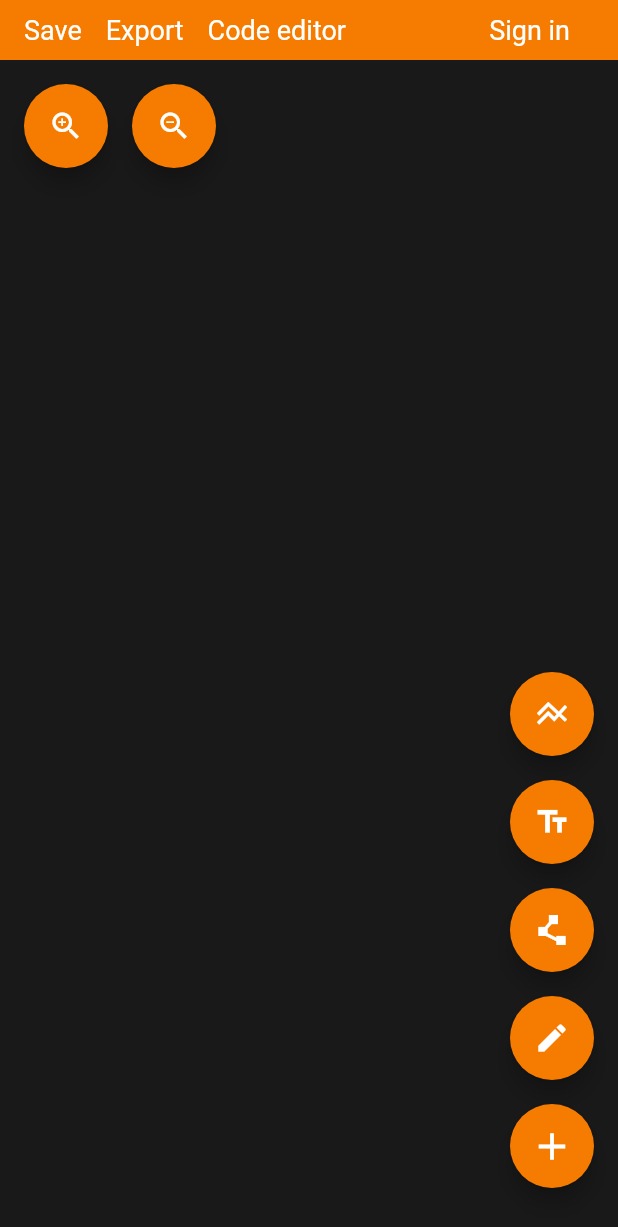
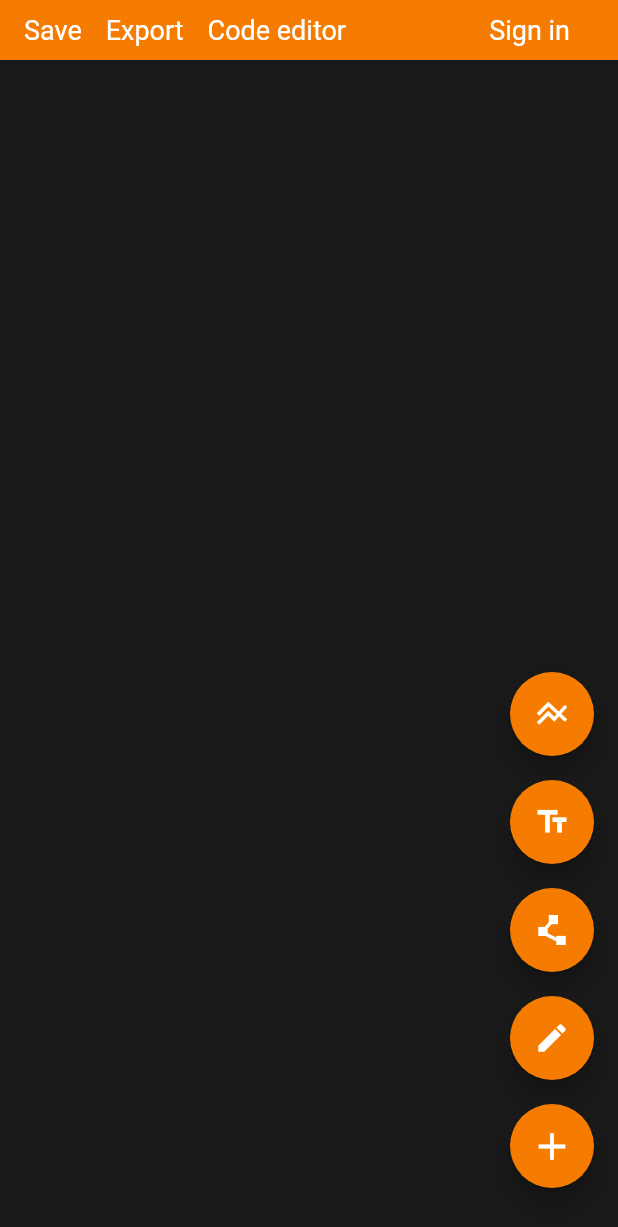
Before and after one commit to noctisbeta/database_diagrams_dartstack, a Flutter app: the screen it shows after launch, on a phone screen of 412 x 824 dp. Shown: the top 1227 px of the screen. Run offline on Flutter 3.47's test engine with Material 2 defaults, Android fonts, the phone set to English and light mode, and no system bars; our stand-ins replace firebase_auth, firebase_core, flutter_hooks, hooks_riverpod, sign_in_button; missing offline and left inert: perfect_freehand; accounts and stored records are empty; statements that could not run were skipped.

Commit message:
removed zoom buttons

```diff
--- a/lib/main/editor_view.dart
+++ b/lib/main/editor_view.dart
@@ -7,8 +7,6 @@ import 'package:database_diagrams/main/mode.dart';
 import 'package:database_diagrams/main/mode_controller.dart';
 import 'package:database_diagrams/main/size_slider.dart';
 import 'package:database_diagrams/main/undo_redo_buttonds.dart';
-import 'package:database_diagrams/main/zoom_buttons.dart';
-import 'package:database_diagrams/main/zoom_controller.dart';
 import 'package:database_diagrams/polyline/polyline_painter_container.dart';
 import 'package:database_diagrams/smartline/smartline_painter_container.dart';
 import 'package:database_diagrams/text_tool/components/my_text_painter_container.dart';
@@ -27,8 +25,6 @@ class EditorView extends HookConsumerWidget {
   Widget build(BuildContext context, WidgetRef ref) {
     final mode = ref.watch(ModeController.provider);
 
-    // TODO(Janez): Lift to controller.
-
     final focusStack = useState<List<Widget>>(
       [
         const DrawingPainterContainer(),
@@ -42,11 +38,10 @@ class EditorView extends HookConsumerWidget {
       List.generate(focusStack.value.length, (index) => index),
     );
 
-    final transformController = useTransformationController();
+    final transformationController = useTransformationController();
     final screenSize = MediaQuery.of(context).size;
 
-    ref
-      ..listen(
+    ref.listen(
       ModeController.provider,
       (previous, next) {
         switch (next) {
@@ -66,35 +61,11 @@ class EditorView extends HookConsumerWidget {
             break;
         }
       },
-      )
-      ..listen(
-        ZoomController.provider,
-        (previous, next) {
-          // transformController.value = transformController.value..scale(next, next);
-
-          // transformController.value = Matrix4.identity()..scale(next);
-          // transformController.value.scaled(
-          //   next,
-          //   next,
-          // );
-
-          // transformController.value = transformController.value..scale(next);
-          // transformController.value.scale(next);
-          // transformController.value = Matrix4.identity()..scale(next);
-          // transformController.value = transformController.value
-          //   ..scale(
-          //     next * transformController.value.getMaxScaleOnAxis(),
-          //     next * transformController.value.getMaxScaleOnAxis(),
-          //     next * transformController.value.getMaxScaleOnAxis(),
-          //   );
-          // s
-          // TODO(Janez): fix zooming.
-        },
     );
 
     useEffect(
       () {
-        transformController.value.setTranslation(
+        transformationController.value.setTranslation(
           Vector3(
             -CanvasController.width / 2 + screenSize.width / 2,
             -CanvasController.height / 2 + screenSize.height / 2,
@@ -102,7 +73,7 @@ class EditorView extends HookConsumerWidget {
           ),
         );
 
-        return transformController.dispose;
+        return transformationController.dispose;
       },
       const [],
     );
@@ -119,7 +90,7 @@ class EditorView extends HookConsumerWidget {
           alignment: Alignment.center,
           children: [
             InteractiveViewer.builder(
-              transformationController: transformController,
+              transformationController: transformationController,
               boundaryMargin: const EdgeInsets.all(10000),
               minScale: 0.01,
               maxScale: 10,
@@ -178,11 +149,6 @@ class EditorView extends HookConsumerWidget {
               },
             ),
             const Positioned(
-              top: 16,
-              left: 16,
-              child: ZoomButtons(),
-            ),
-            const Positioned(
               right: 16,
               bottom: 32,
               child: EditorButtons(),
--- a/lib/main/zoom_buttons.dart
+++ /dev/null
@@ -1,40 +0,0 @@
-import 'package:database_diagrams/main/zoom_controller.dart';
-import 'package:flutter/material.dart';
-import 'package:hooks_riverpod/hooks_riverpod.dart';
-
-/// Editor buttons.
-class ZoomButtons extends HookConsumerWidget {
-  /// Default constructor.
-  const ZoomButtons({
-    super.key,
-  });
-
-  @override
-  Widget build(BuildContext context, WidgetRef ref) {
-    final zoomController = ref.watch(ZoomController.provider.notifier);
-
-    return Row(
-      children: [
-        FloatingActionButton(
-          backgroundColor: Colors.orange.shade700,
-          hoverColor: Colors.orange.shade800,
-          onPressed: zoomController.zoomIn,
-          child: const Icon(
-            Icons.zoom_in,
-          ),
-        ),
-        const SizedBox(
-          width: 16,
-        ),
-        FloatingActionButton(
-          backgroundColor: Colors.orange.shade700,
-          hoverColor: Colors.orange.shade800,
-          onPressed: zoomController.zoomOut,
-          child: const Icon(
-            Icons.zoom_out,
-          ),
-        ),
-      ],
-    );
-  }
-}
--- a/lib/main/zoom_controller.dart
+++ /dev/null
@@ -1,26 +0,0 @@
-import 'package:flutter/cupertino.dart';
-import 'package:hooks_riverpod/hooks_riverpod.dart';
-
-/// Zoom controller.
-class ZoomController extends StateNotifier<double> {
-  /// Default constructor.
-  ZoomController() : super(1);
-
-  /// Provides the controller.
-  static final provider = StateNotifierProvider<ZoomController, double>(
-    (ref) => ZoomController(),
-  );
-
-  /// Transformation controller.
-  final TransformationController transformationController = TransformationController();
-
-  /// Zoom in.
-  void zoomIn() {
-    state = state * 1.1;
-  }
-
-  /// Zoom out.
-  void zoomOut() {
-    state = state * 0.9;
-  }
-}
```
Lines whose indentation alone changed are shown as unchanged.
